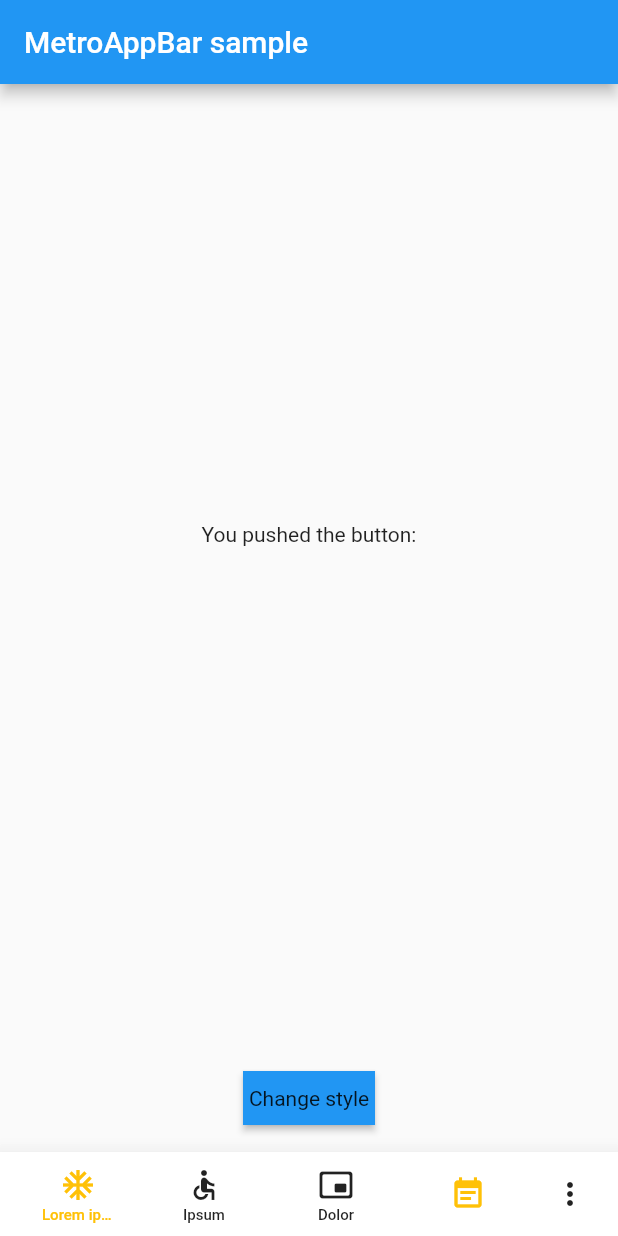
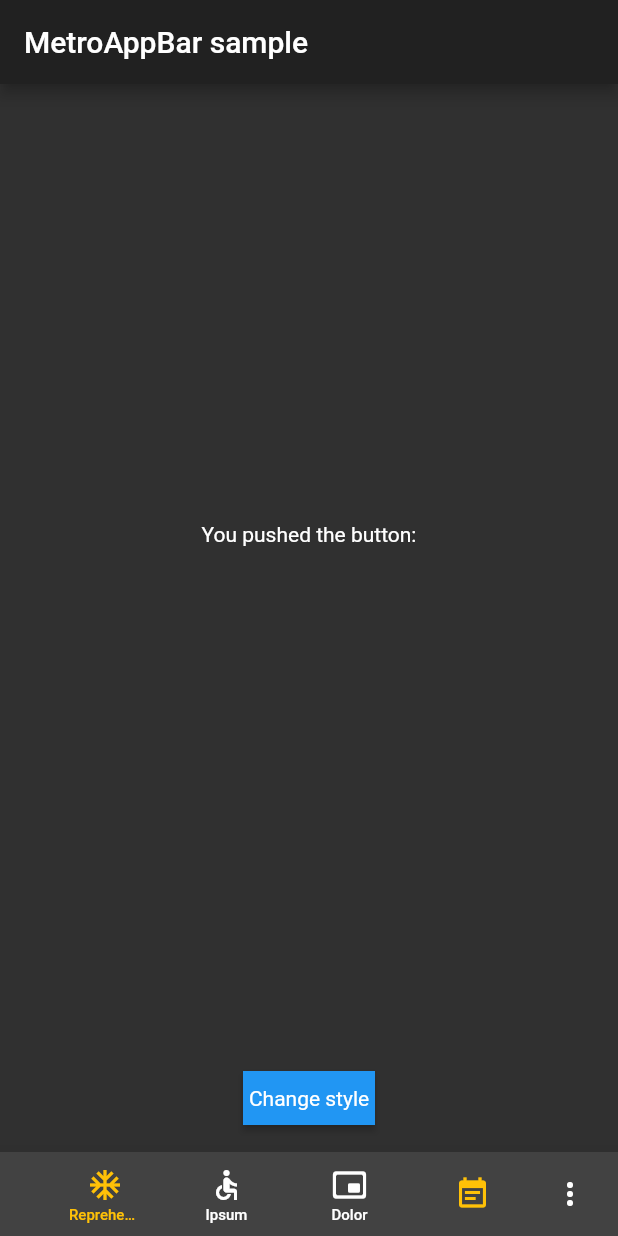
Before and after one commit to flankb/metro_appbar, a Flutter app: the screen it shows after launch, on a phone screen of 412 x 824 dp. Run offline on Flutter 3.47's test engine with Material 2 defaults, Android fonts, the phone set to English and light mode, and no system bars.

```diff
--- a/example/lib/main.dart
+++ b/example/lib/main.dart
@@ -13,7 +13,7 @@ class MyApp extends StatelessWidget {
       title: 'MetroAppBar sample',
       theme: ThemeData(
         primarySwatch: Colors.blue,
-        //brightness: Brightness.dark,
+        brightness: Brightness.dark,
         visualDensity: VisualDensity.adaptivePlatformDensity,
       ),
       home: MyHomePage(title: 'MetroAppBar sample'),
@@ -131,12 +131,12 @@ class _MyHomePageState extends State<MyHomePage> {
                       text: "Eiusmod"),
                   PrimaryCommand(
                       onPressed: () {
-                        _setPushedButtonText("Lorem ipsum dolor");
+                        _setPushedButtonText("Reprehenderit qui");
                       },
                       pic: Icons.ac_unit,
                       color: Colors.amber,
                       width: 80,
-                      text: "Lorem ipsum dolor"),
+                      text: "Reprehenderit qui"),
                   PrimaryCommand(
                       onPressed: () {
                         _setPushedButtonText("Ipsum");
@@ -152,7 +152,7 @@ class _MyHomePageState extends State<MyHomePage> {
                   PrimaryCommand(
                     color: _currentStyle.firstButtonColor,
                     onPressed: () {
-                      _setPushedButtonText("Empty");
+                      _setPushedButtonText("Velit");
                     },
                     pic: Icons.event_note, /*text: "Next"*/
                   )
@@ -161,9 +161,9 @@ class _MyHomePageState extends State<MyHomePage> {
                     ? [
                         SecondaryCommand(
                             onPressed: () {
-                              _setPushedButtonText("Secondary");
+                              _setPushedButtonText("Commodo");
                             },
-                            text: "Secondary")
+                            text: "Commodo")
                       ]
                     : null,
               ),
--- a/lib/metro_appbar.dart
+++ b/lib/metro_appbar.dart
@@ -64,7 +64,7 @@ class PrimaryCommand extends StatelessWidget {
   Widget build(BuildContext context) {
     return ConstrainedBox(
       constraints: BoxConstraints(
-          /*minHeight: 56, maxHeight: 56,*/ maxWidth: width ?? 96),
+          /*minHeight: 56, maxHeight: 56,*/ maxWidth: width ?? 82),
       child: FlatButton(
         onPressed: onPressed,
         child: Column(
@@ -174,13 +174,21 @@ class _MetroAppBarState extends State<MetroAppBar>
           padding: const EdgeInsets.symmetric(horizontal: 8),
           child: Align(
             alignment: Alignment.centerRight,
+            child: Row(
+              children: [
+                Expanded(
                   child: SingleChildScrollView(
                     reverse: true,
                     scrollDirection: Axis.horizontal,
                     child: Row(
                       mainAxisAlignment: MainAxisAlignment.end,
                       children: <Widget>[
-                  for (var pc in widget.primaryCommands) pc,
+                        for (var pc in widget.primaryCommands)
+                          Tooltip(message: "Tooltip", child: pc),
+                      ],
+                    ),
+                  ),
+                ),
                 widget.secondaryCommands != null &&
                         widget.secondaryCommands.any((element) => true)
                     ? PopupMenuButton<int>(
@@ -211,7 +219,6 @@ class _MetroAppBarState extends State<MetroAppBar>
           ),
         ),
       ),
-      ),
     );
   }
 }
```
Lines whose indentation alone changed are shown as unchanged.
